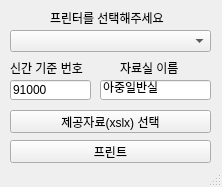
First picture: the form in resources/main.ui, repository h2than/klas_excel, before the edit.
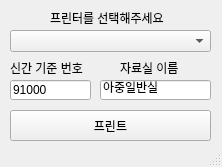
Second picture: the form after the edit.

Patch:
```diff
--- a/resources/main.ui
+++ b/resources/main.ui
@@ -7,7 +7,7 @@
     <x>0</x>
     <y>0</y>
     <width>222</width>
-    <height>187</height>
+    <height>167</height>
    </rect>
   </property>
   <property name="windowTitle">
@@ -89,26 +89,13 @@
      <string>자료실 이름</string>
     </property>
    </widget>
-   <widget class="QPushButton" name="select_file_button">
-    <property name="geometry">
-     <rect>
-      <x>10</x>
-      <y>110</y>
-      <width>201</width>
-      <height>23</height>
-     </rect>
-    </property>
-    <property name="text">
-     <string>제공자료(xslx) 선택</string>
-    </property>
-   </widget>
    <widget class="QPushButton" name="print_button">
     <property name="geometry">
      <rect>
       <x>10</x>
-      <y>140</y>
+      <y>110</y>
       <width>201</width>
-      <height>23</height>
+      <height>31</height>
      </rect>
     </property>
     <property name="text">
```
